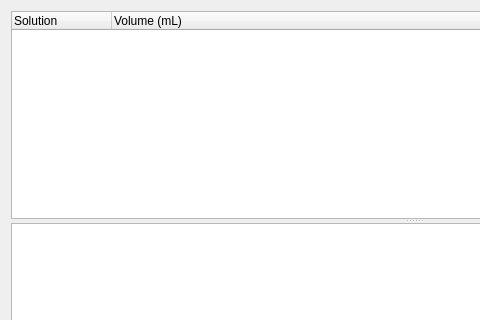
Old version of the form recipeEditorTemplate.ui in the repository campagnola/pycsf; both pictures show x 0 to 480 and y 0 to 320 of the 827 by 441 pixel window.
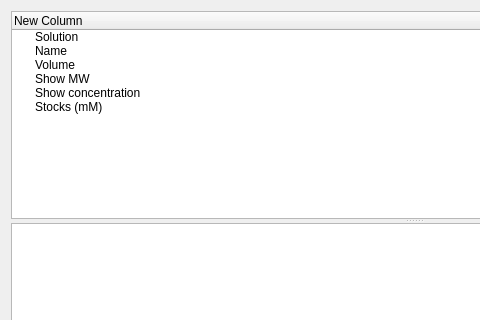
New version of the form.

Commit message: start work on recipe editor

Patch:
```diff
--- a/recipeEditorTemplate.ui
+++ b/recipeEditorTemplate.ui
@@ -22,14 +22,39 @@
      <widget class="QTreeWidget" name="treeWidget_2">
       <column>
        <property name="text">
+        <string>New Column</string>
+       </property>
+      </column>
+      <item>
+       <property name="text">
         <string>Solution</string>
        </property>
-      </column>
-      <column>
+      </item>
+      <item>
        <property name="text">
-        <string>Volume (mL)</string>
+        <string>Name</string>
        </property>
-      </column>
+      </item>
+      <item>
+       <property name="text">
+        <string>Volume</string>
+       </property>
+      </item>
+      <item>
+       <property name="text">
+        <string>Show MW</string>
+       </property>
+      </item>
+      <item>
+       <property name="text">
+        <string>Show concentration</string>
+       </property>
+      </item>
+      <item>
+       <property name="text">
+        <string>Stocks (mM)</string>
+       </property>
+      </item>
      </widget>
      <widget class="QTextBrowser" name="textBrowser">
       <property name="html">
```
The commit also changes 2 other files.
